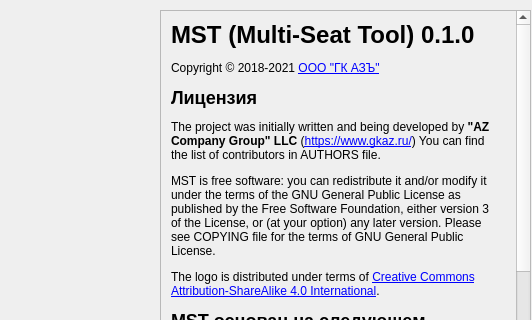
This is mst/ui/about_dialog/about_dialog.ui in marcelo-tavares-ifsp/mst as Qt 5 draws it before an edit; both pictures show x 0 to 532 and y 0 to 320 of the 532 by 465 pixel window. The edited form follows.
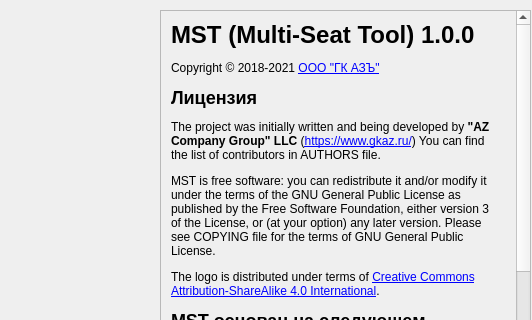
This is the edited form. Icons and pictures are not drawn.

Diff of the .ui file:
```diff
--- a/mst/ui/about_dialog/about_dialog.ui
+++ b/mst/ui/about_dialog/about_dialog.ui
@@ -118,7 +118,7 @@
       </rect>
      </property>
      <property name="text">
-      <string>&lt;html&gt;&lt;head/&gt;&lt;body&gt;&lt;p&gt;&lt;span style=&quot; font-size:xx-large; font-weight:600;&quot;&gt;MST (Multi-Seat Tool) 0.1.0&lt;/span&gt;&lt;/p&gt;&lt;p&gt;Copyright © 2018-2021 &lt;a href=&quot;https://www.gkaz.ru&quot;&gt;&lt;span style=&quot; text-decoration: underline; color:#0000ff;&quot;&gt;ООО &amp;quot;ГК АЗЪ&amp;quot;&lt;/span&gt;&lt;/a&gt;&lt;/p&gt;&lt;p&gt;&lt;span style=&quot; font-size:x-large; font-weight:600;&quot;&gt;Лицензия&lt;/span&gt;&lt;/p&gt;&lt;p&gt;The project was initially written and being developed by &lt;span style=&quot; font-weight:600;&quot;&gt;&amp;quot;AZ Company Group&amp;quot; LLC&lt;/span&gt; (&lt;a href=&quot;https://www.gkaz.ru/&quot;&gt;&lt;span style=&quot; text-decoration: underline; color:#0000ff;&quot;&gt;https://www.gkaz.ru/&lt;/span&gt;&lt;/a&gt;) You can find the list of contributors in &lt;span style=&quot; font-family:'monospace';&quot;&gt;AUTHORS file.&lt;/span&gt;&lt;/p&gt;&lt;p&gt;MST is free software: you can redistribute it and/or modify it under the terms of the GNU General Public License as published by the Free Software Foundation, either version 3 of the License, or (at your option) any later version. Please see &lt;span style=&quot; font-family:'monospace';&quot;&gt;COPYING&lt;/span&gt; file for the terms of GNU General Public License. &lt;/p&gt;&lt;p&gt;The logo is distributed under terms of &lt;a href=&quot;https://creativecommons.org/licenses/by-sa/4.0/&quot;&gt;&lt;span style=&quot; text-decoration: underline; color:#0000ff;&quot;&gt;Creative Commons Attribution-ShareAlike 4.0 International&lt;/span&gt;&lt;/a&gt;. &lt;/p&gt;&lt;p&gt;&lt;span style=&quot; font-size:x-large; font-weight:600;&quot;&gt;MST основан на следующем свободном и открытом программном обеспечении:&lt;/span&gt;&lt;/p&gt;&lt;ul style=&quot;margin-top: 0px; margin-bottom: 0px; margin-left: 0px; margin-right: 0px; -qt-list-indent: 1;&quot;&gt;&lt;li style=&quot; margin-top:12px; margin-bottom:0px; margin-left:0px; margin-right:0px; -qt-block-indent:0; text-indent:0px;&quot;&gt;Awesome &lt;/li&gt;&lt;li style=&quot; margin-top:0px; margin-bottom:0px; margin-left:0px; margin-right:0px; -qt-block-indent:0; text-indent:0px;&quot;&gt;unclutter &lt;/li&gt;&lt;li style=&quot; margin-top:0px; margin-bottom:0px; margin-left:0px; margin-right:0px; -qt-block-indent:0; text-indent:0px;&quot;&gt;Xephyr &lt;/li&gt;&lt;li style=&quot; margin-top:0px; margin-bottom:0px; margin-left:0px; margin-right:0px; -qt-block-indent:0; text-indent:0px;&quot;&gt;lightdm &lt;/li&gt;&lt;li style=&quot; margin-top:0px; margin-bottom:0px; margin-left:0px; margin-right:0px; -qt-block-indent:0; text-indent:0px;&quot;&gt;bash &lt;/li&gt;&lt;li style=&quot; margin-top:0px; margin-bottom:0px; margin-left:0px; margin-right:0px; -qt-block-indent:0; text-indent:0px;&quot;&gt;libqt5-core &lt;/li&gt;&lt;li style=&quot; margin-top:0px; margin-bottom:0px; margin-left:0px; margin-right:0px; -qt-block-indent:0; text-indent:0px;&quot;&gt;libudev-devel &lt;/li&gt;&lt;li style=&quot; margin-top:0px; margin-bottom:0px; margin-left:0px; margin-right:0px; -qt-block-indent:0; text-indent:0px;&quot;&gt;virtualgl&lt;/li&gt;&lt;li style=&quot; margin-top:0px; margin-bottom:0px; margin-left:0px; margin-right:0px; -qt-block-indent:0; text-indent:0px;&quot;&gt;Xdialog&lt;/li&gt;&lt;li style=&quot; margin-top:0px; margin-bottom:0px; margin-left:0px; margin-right:0px; -qt-block-indent:0; text-indent:0px;&quot;&gt;GNU Guile&lt;/li&gt;&lt;li style=&quot; margin-top:0px; margin-bottom:12px; margin-left:0px; margin-right:0px; -qt-block-indent:0; text-indent:0px;&quot;&gt;Guile-UDEV&lt;/li&gt;&lt;/ul&gt;&lt;/body&gt;&lt;/html&gt;</string>
+      <string>&lt;html&gt;&lt;head/&gt;&lt;body&gt;&lt;p&gt;&lt;span style=&quot; font-size:xx-large; font-weight:600;&quot;&gt;MST (Multi-Seat Tool) 1.0.0&lt;/span&gt;&lt;/p&gt;&lt;p&gt;Copyright © 2018-2021 &lt;a href=&quot;https://www.gkaz.ru&quot;&gt;&lt;span style=&quot; text-decoration: underline; color:#0000ff;&quot;&gt;ООО &amp;quot;ГК АЗЪ&amp;quot;&lt;/span&gt;&lt;/a&gt;&lt;/p&gt;&lt;p&gt;&lt;span style=&quot; font-size:x-large; font-weight:600;&quot;&gt;Лицензия&lt;/span&gt;&lt;/p&gt;&lt;p&gt;The project was initially written and being developed by &lt;span style=&quot; font-weight:600;&quot;&gt;&amp;quot;AZ Company Group&amp;quot; LLC&lt;/span&gt; (&lt;a href=&quot;https://www.gkaz.ru/&quot;&gt;&lt;span style=&quot; text-decoration: underline; color:#0000ff;&quot;&gt;https://www.gkaz.ru/&lt;/span&gt;&lt;/a&gt;) You can find the list of contributors in &lt;span style=&quot; font-family:'monospace';&quot;&gt;AUTHORS file.&lt;/span&gt;&lt;/p&gt;&lt;p&gt;MST is free software: you can redistribute it and/or modify it under the terms of the GNU General Public License as published by the Free Software Foundation, either version 3 of the License, or (at your option) any later version. Please see &lt;span style=&quot; font-family:'monospace';&quot;&gt;COPYING&lt;/span&gt; file for the terms of GNU General Public License. &lt;/p&gt;&lt;p&gt;The logo is distributed under terms of &lt;a href=&quot;https://creativecommons.org/licenses/by-sa/4.0/&quot;&gt;&lt;span style=&quot; text-decoration: underline; color:#0000ff;&quot;&gt;Creative Commons Attribution-ShareAlike 4.0 International&lt;/span&gt;&lt;/a&gt;. &lt;/p&gt;&lt;p&gt;&lt;span style=&quot; font-size:x-large; font-weight:600;&quot;&gt;MST основан на следующем свободном и открытом программном обеспечении:&lt;/span&gt;&lt;/p&gt;&lt;ul style=&quot;margin-top: 0px; margin-bottom: 0px; margin-left: 0px; margin-right: 0px; -qt-list-indent: 1;&quot;&gt;&lt;li style=&quot; margin-top:12px; margin-bottom:0px; margin-left:0px; margin-right:0px; -qt-block-indent:0; text-indent:0px;&quot;&gt;Awesome &lt;/li&gt;&lt;li style=&quot; margin-top:0px; margin-bottom:0px; margin-left:0px; margin-right:0px; -qt-block-indent:0; text-indent:0px;&quot;&gt;unclutter &lt;/li&gt;&lt;li style=&quot; margin-top:0px; margin-bottom:0px; margin-left:0px; margin-right:0px; -qt-block-indent:0; text-indent:0px;&quot;&gt;Xephyr &lt;/li&gt;&lt;li style=&quot; margin-top:0px; margin-bottom:0px; margin-left:0px; margin-right:0px; -qt-block-indent:0; text-indent:0px;&quot;&gt;lightdm &lt;/li&gt;&lt;li style=&quot; margin-top:0px; margin-bottom:0px; margin-left:0px; margin-right:0px; -qt-block-indent:0; text-indent:0px;&quot;&gt;bash &lt;/li&gt;&lt;li style=&quot; margin-top:0px; margin-bottom:0px; margin-left:0px; margin-right:0px; -qt-block-indent:0; text-indent:0px;&quot;&gt;libqt5-core &lt;/li&gt;&lt;li style=&quot; margin-top:0px; margin-bottom:0px; margin-left:0px; margin-right:0px; -qt-block-indent:0; text-indent:0px;&quot;&gt;libudev-devel &lt;/li&gt;&lt;li style=&quot; margin-top:0px; margin-bottom:0px; margin-left:0px; margin-right:0px; -qt-block-indent:0; text-indent:0px;&quot;&gt;virtualgl&lt;/li&gt;&lt;li style=&quot; margin-top:0px; margin-bottom:0px; margin-left:0px; margin-right:0px; -qt-block-indent:0; text-indent:0px;&quot;&gt;Xdialog&lt;/li&gt;&lt;li style=&quot; margin-top:0px; margin-bottom:0px; margin-left:0px; margin-right:0px; -qt-block-indent:0; text-indent:0px;&quot;&gt;GNU Guile&lt;/li&gt;&lt;li style=&quot; margin-top:0px; margin-bottom:12px; margin-left:0px; margin-right:0px; -qt-block-indent:0; text-indent:0px;&quot;&gt;Guile-UDEV&lt;/li&gt;&lt;/ul&gt;&lt;/body&gt;&lt;/html&gt;</string>
      </property>
      <property name="scaledContents">
       <bool>false</bool>
```
